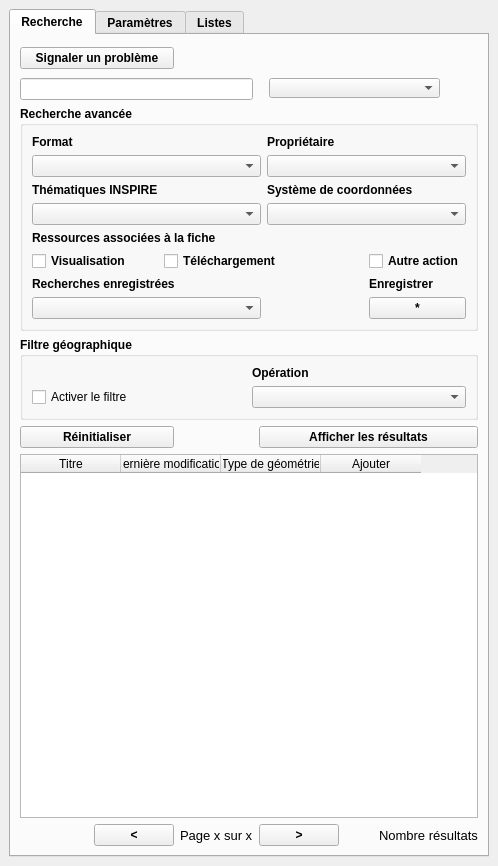
This is isogeo_dockwidget_base.ui in isogeo/isogeo-plugin-qgis as Qt 5 draws it before an edit. The edited form follows.
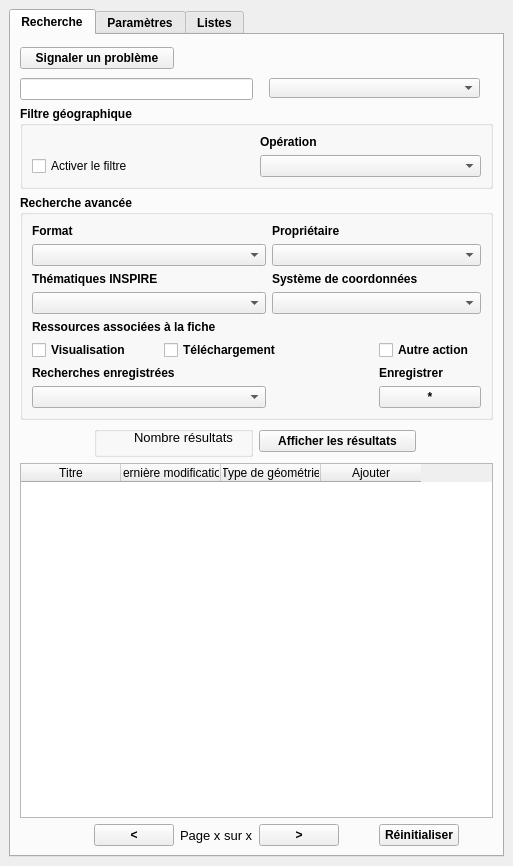
This is the edited form. Custom widgets are drawn as their Qt base class.

Commit message: Improved ergonomy and PEP8 compliance

The edit to the form file:
```diff
--- a/isogeo_dockwidget_base.ui
+++ b/isogeo_dockwidget_base.ui
@@ -6,7 +6,7 @@
    <rect>
     <x>0</x>
     <y>0</y>
-    <width>492</width>
+    <width>500</width>
     <height>866</height>
    </rect>
   </property>
@@ -38,7 +38,7 @@
           </property>
          </widget>
         </item>
-        <item row="0" column="5">
+        <item row="0" column="6">
          <spacer name="verticalSpacer">
           <property name="orientation">
            <enum>Qt::Vertical</enum>
@@ -54,7 +54,78 @@
           </property>
          </spacer>
         </item>
-        <item row="2" column="0" colspan="6">
+        <item row="1" column="0" colspan="3">
+         <widget class="QLineEdit" name="text_input">
+          <property name="inputMask">
+           <string/>
+          </property>
+          <property name="text">
+           <string/>
+          </property>
+         </widget>
+        </item>
+        <item row="1" column="3" colspan="5">
+         <widget class="QWidget" name="widget" native="true">
+          <widget class="QComboBox" name="keywords">
+           <property name="geometry">
+            <rect>
+             <x>10</x>
+             <y>0</y>
+             <width>211</width>
+             <height>20</height>
+            </rect>
+           </property>
+          </widget>
+         </widget>
+        </item>
+        <item row="2" column="0" colspan="8">
+         <widget class="QgsCollapsibleGroupBox" name="geofilter_box">
+          <property name="font">
+           <font>
+            <weight>75</weight>
+            <bold>true</bold>
+           </font>
+          </property>
+          <property name="title">
+           <string>Filtre géographique</string>
+          </property>
+          <property name="collapsed">
+           <bool>true</bool>
+          </property>
+          <layout class="QGridLayout" name="gridLayout_3">
+           <item row="1" column="1">
+            <widget class="QComboBox" name="operation"/>
+           </item>
+           <item row="0" column="1">
+            <widget class="QLabel" name="label_7">
+             <property name="font">
+              <font>
+               <weight>75</weight>
+               <bold>true</bold>
+              </font>
+             </property>
+             <property name="text">
+              <string>Opération</string>
+             </property>
+            </widget>
+           </item>
+           <item row="1" column="0">
+            <widget class="QCheckBox" name="checkBox_4">
+             <property name="font">
+              <font>
+               <weight>50</weight>
+               <bold>false</bold>
+              </font>
+             </property>
+             <property name="text">
+              <string>Activer le filtre</string>
+             </property>
+            </widget>
+           </item>
+          </layout>
+         </widget>
+        </item>
+        <item row="3" column="0" colspan="8">
          <widget class="QgsCollapsibleGroupBox" name="filters_box">
           <property name="font">
            <font>
@@ -290,60 +361,6 @@
           </layout>
          </widget>
         </item>
-        <item row="3" column="0" colspan="6">
-         <widget class="QgsCollapsibleGroupBox" name="geofilter_box">
-          <property name="font">
-           <font>
-            <weight>75</weight>
-            <bold>true</bold>
-           </font>
-          </property>
-          <property name="title">
-           <string>Filtre géographique</string>
-          </property>
-          <property name="collapsed">
-           <bool>true</bool>
-          </property>
-          <layout class="QGridLayout" name="gridLayout_3">
-           <item row="1" column="1">
-            <widget class="QComboBox" name="operation"/>
-           </item>
-           <item row="0" column="1">
-            <widget class="QLabel" name="label_7">
-             <property name="font">
-              <font>
-               <weight>75</weight>
-               <bold>true</bold>
-              </font>
-             </property>
-             <property name="text">
-              <string>Opération</string>
-             </property>
-            </widget>
-           </item>
-           <item row="1" column="0">
-            <widget class="QCheckBox" name="checkBox_4">
-             <property name="font">
-              <font>
-               <weight>50</weight>
-               <bold>false</bold>
-              </font>
-             </property>
-             <property name="text">
-              <string>Activer le filtre</string>
-             </property>
-            </widget>
-           </item>
-          </layout>
-         </widget>
-        </item>
-        <item row="4" column="0" colspan="2">
-         <widget class="QPushButton" name="initialize">
-          <property name="text">
-           <string>Réinitialiser</string>
-          </property>
-         </widget>
-        </item>
         <item row="4" column="3" colspan="3">
          <widget class="QPushButton" name="show_button">
           <property name="text">
@@ -351,7 +368,7 @@
           </property>
          </widget>
         </item>
-        <item row="5" column="0" colspan="6">
+        <item row="5" column="0" colspan="8">
          <widget class="QTableWidget" name="resultats">
           <property name="editTriggers">
            <set>QAbstractItemView::NoEditTriggers</set>
@@ -447,44 +464,53 @@
           </property>
          </spacer>
         </item>
-        <item row="6" column="5">
-         <widget class="QLabel" name="nbresultat">
-          <property name="font">
-           <font>
-            <pointsize>10</pointsize>
-            <weight>50</weight>
-            <bold>false</bold>
-           </font>
-          </property>
+        <item row="6" column="5" colspan="2">
+         <widget class="QPushButton" name="initialize">
           <property name="text">
-           <string>Nombre résultats</string>
+           <string>Réinitialiser</string>
           </property>
          </widget>
         </item>
-        <item row="1" column="3" colspan="3">
-         <widget class="QWidget" name="widget" native="true">
-          <widget class="QComboBox" name="keywords">
+        <item row="6" column="7">
+         <spacer name="horizontalSpacer_3">
+          <property name="orientation">
+           <enum>Qt::Horizontal</enum>
+          </property>
+          <property name="sizeType">
+           <enum>QSizePolicy::Fixed</enum>
+          </property>
+          <property name="sizeHint" stdset="0">
+           <size>
+            <width>28</width>
+            <height>17</height>
+           </size>
+          </property>
+         </spacer>
+        </item>
+        <item row="4" column="1" colspan="2">
+         <widget class="QGroupBox" name="groupBox_6">
+          <widget class="QLabel" name="nbresultat">
            <property name="geometry">
             <rect>
-             <x>10</x>
-             <y>0</y>
-             <width>171</width>
-             <height>20</height>
+             <x>40</x>
+             <y>2</y>
+             <width>101</width>
+             <height>19</height>
             </rect>
            </property>
+           <property name="font">
+            <font>
+             <pointsize>10</pointsize>
+             <weight>50</weight>
+             <bold>false</bold>
+            </font>
+           </property>
+           <property name="text">
+            <string>Nombre résultats</string>
+           </property>
           </widget>
          </widget>
         </item>
-        <item row="1" column="0" colspan="3">
-         <widget class="QLineEdit" name="text_input">
-          <property name="inputMask">
-           <string/>
-          </property>
-          <property name="text">
-           <string/>
-          </property>
-         </widget>
-        </item>
        </layout>
       </widget>
       <widget class="QWidget" name="tab_2">
```
The commit also changes 2 other files.
